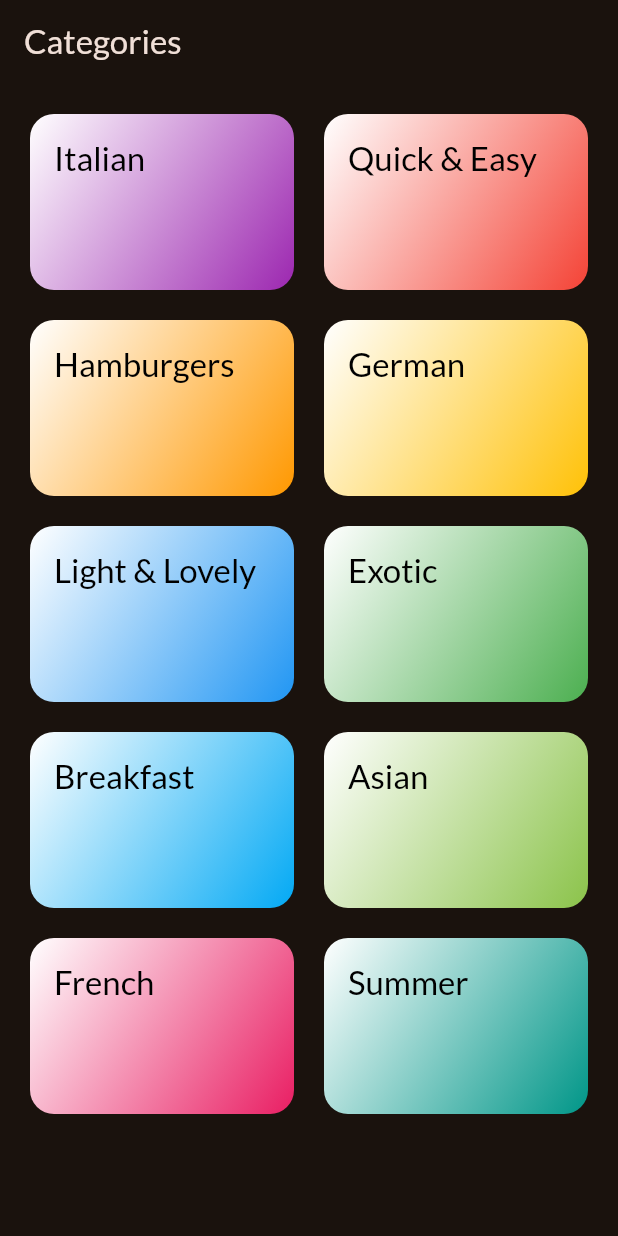
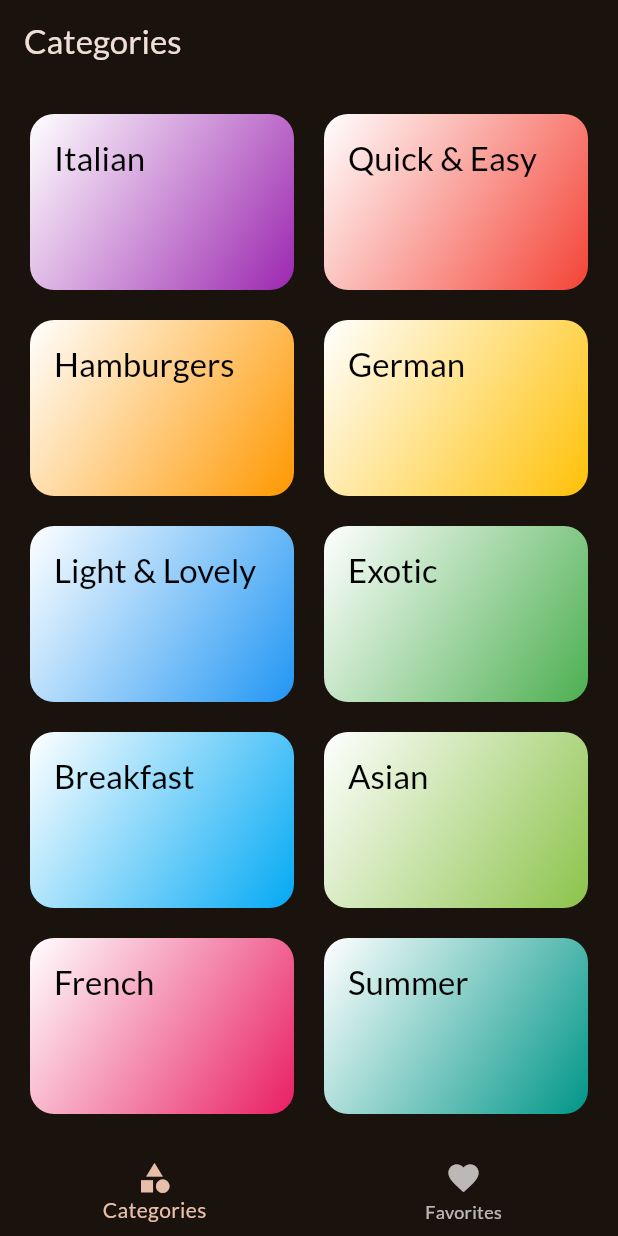
Before and after one commit to bcondefoodics/my_meals, a Flutter app: the screen it shows after launch, on a phone screen of 412 x 824 dp. Run offline on Flutter 3.47's test engine with Material 3 defaults, Android fonts, the light colour scheme and no system bars; our stand-ins replace google_fonts, transparent_image.

Commit message:
Add tab screen

```diff
--- a/lib/main.dart
+++ b/lib/main.dart
@@ -1,7 +1,8 @@
 import 'package:flutter/material.dart';
-import 'package:my_meals/screen/categories_screen.dart';
 
 import 'package:google_fonts/google_fonts.dart';
+
+import 'screen/tab_screen.dart';
 
 final theme = ThemeData(
   useMaterial3: true,
@@ -21,6 +22,6 @@
 
   @override
   Widget build(BuildContext context) {
-    return MaterialApp(theme: theme, home: CategoriesScreen());
+    return MaterialApp(theme: theme, home: TabScreen());
   }
 }
--- a/lib/screen/categories_screen.dart
+++ b/lib/screen/categories_screen.dart
@@ -26,9 +26,7 @@
 
   @override
   Widget build(BuildContext context) {
-    return Scaffold(
-      appBar: AppBar(title: Text("Categories")),
-      body: Padding(
+    return Padding(
       padding: const EdgeInsets.all(20.0),
       child: GridView(
         gridDelegate: SliverGridDelegateWithFixedCrossAxisCount(
@@ -48,7 +46,6 @@
           }),
         ],
       ),
-      ),
     );
   }
 }
--- a/lib/screen/meals_screen.dart
+++ b/lib/screen/meals_screen.dart
@@ -4,10 +4,10 @@
 import 'package:my_meals/widget/meal_item.dart';
 
 class MealsScreen extends StatelessWidget {
-  const MealsScreen({super.key, required this.meals, required this.title});
+  const MealsScreen({super.key, required this.meals, this.title});
 
   final List<Meal> meals;
-  final String title;
+  final String? title;
 
   void _selectMeal(BuildContext context, Meal meal) {
     Navigator.push(
@@ -52,6 +52,10 @@
       );
     }
 
-    return Scaffold(appBar: AppBar(title: Text(title)), body: content);
+    if (title == null) {
+      return content;
+    }
+
+    return Scaffold(appBar: AppBar(title: Text(title!)), body: content);
   }
 }
--- /dev/null
+++ b/lib/screen/tab_screen.dart
@@ -0,0 +1,52 @@
+import 'package:flutter/material.dart';
+import 'package:my_meals/screen/categories_screen.dart';
+import 'package:my_meals/screen/meals_screen.dart';
+
+class TabScreen extends StatefulWidget {
+  const TabScreen({super.key});
+
+  @override
+  State<TabScreen> createState() {
+    return _TabScreenState();
+  }
+}
+
+class _TabScreenState extends State<TabScreen> {
+  int _selectedPageIndex = 0;
+
+  void _selectPage(int index) {
+    setState(() {
+      _selectedPageIndex = index;
+    });
+  }
+
+  @override
+  Widget build(BuildContext context) {
+    Widget activePage = CategoriesScreen();
+    var activePageTitle = 'Categories';
+
+    if (_selectedPageIndex == 1) {
+      activePage = MealsScreen(meals: []);
+      activePageTitle = 'Favorites';
+    }
+
+    return Scaffold(
+      appBar: AppBar(title: Text(activePageTitle)),
+      body: activePage,
+      bottomNavigationBar: BottomNavigationBar(
+        onTap: _selectPage,
+        currentIndex: _selectedPageIndex,
+        items: [
+          BottomNavigationBarItem(
+            icon: Icon(Icons.category),
+            label: 'Categories',
+          ),
+          BottomNavigationBarItem(
+            icon: Icon(Icons.favorite),
+            label: 'Favorites',
+          ),
+        ],
+      ),
+    );
+  }
+}
```
Lines whose indentation alone changed are shown as unchanged.
